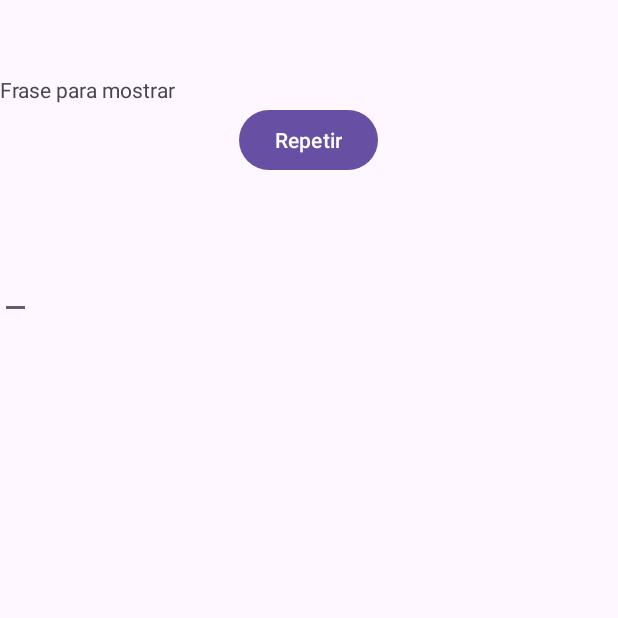
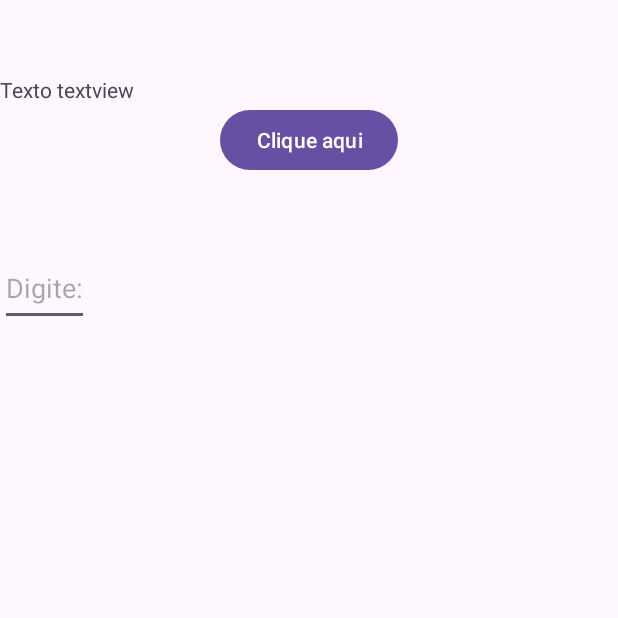
Before and after one commit to VitorGomesder4/Teste_app, an Android app: the screen it shows after launch (MainActivity), on a phone screen of 412 x 824 dp, the top half of it. Run offline under Robolectric (Android 15) with nearby library versions, the phone set to English and light mode, and no system bars.

Commit message:
corrigindo xml e adicionando strings definidas

```diff
--- a/app/src/main/res/layout/activity_main.xml
+++ b/app/src/main/res/layout/activity_main.xml
@@ -12,20 +12,22 @@
     <TextView
         android:layout_width="wrap_content"
         android:layout_height="wrap_content"
-        android:text="Frase para mostrar"/>
+        android:text="Texto textview"/>
 
     <Button
         android:id="@+id/botao"
+        android:text="@string/clique_aqui"
         android:layout_width="wrap_content"
         android:layout_height="wrap_content"
-        android:text="Repetir"
         android:layout_gravity="center_horizontal"/>
 
     <EditText
         android:id="@+id/texto"
+        android:inputType="text"
         android:layout_width="wrap_content"
-        android:layout_height="wrap_content"
-        android:layout_marginTop="50dp"/>
+        android:layout_height="50dp"
+        android:layout_marginTop="50dp"
+        android:hint="@string/Digite_texto"/>
 
     <TextView
         android:id="@+id/novoTexto"
--- a/app/src/main/res/values/strings.xml
+++ b/app/src/main/res/values/strings.xml
@@ -1,3 +1,5 @@
 <resources>
     <string name="app_name">Teste_app</string>
+    <string name="Digite_texto">Digite: </string>
+    <string name="clique_aqui">Clique aqui</string>
 </resources>
```
